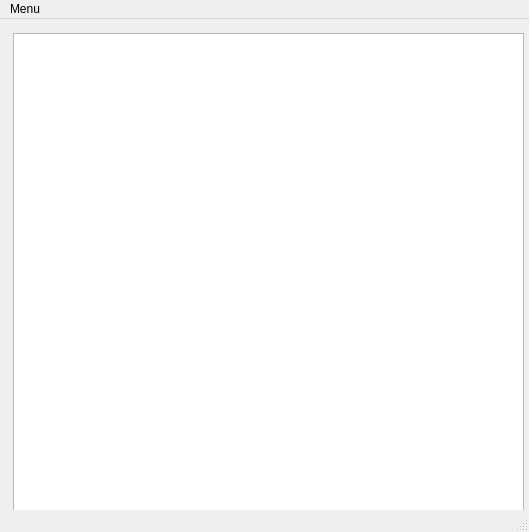
Old version of the form PersonneGUI/PersonneGUI.ui in the repository stdab2/stdab2.github.io.
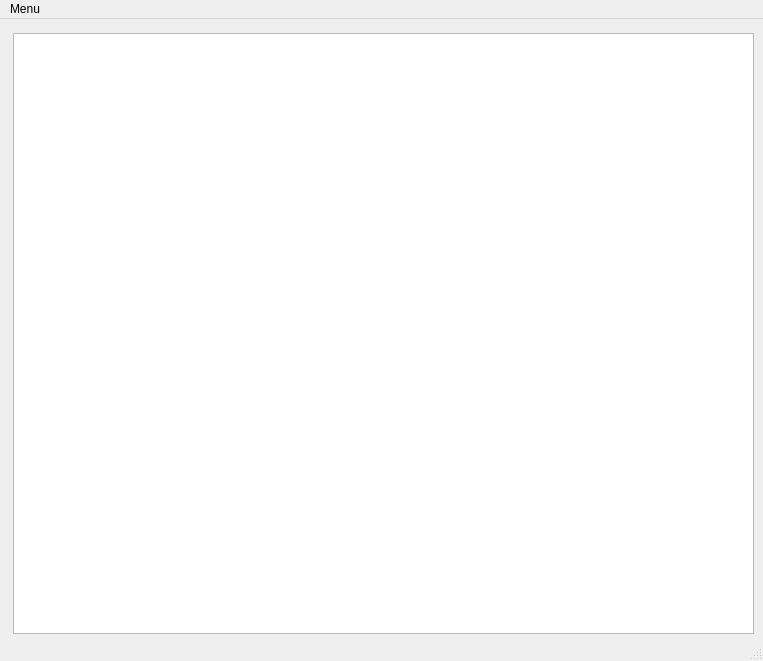
New version of the form.

The edit to the form file:
```diff
--- a/PersonneGUI/PersonneGUI.ui
+++ b/PersonneGUI/PersonneGUI.ui
@@ -6,8 +6,8 @@
    <rect>
     <x>0</x>
     <y>0</y>
-    <width>529</width>
-    <height>532</height>
+    <width>763</width>
+    <height>661</height>
    </rect>
   </property>
   <property name="windowTitle">
@@ -19,8 +19,8 @@
      <rect>
       <x>13</x>
       <y>14</y>
-      <width>511</width>
-      <height>481</height>
+      <width>741</width>
+      <height>601</height>
      </rect>
     </property>
    </widget>
@@ -30,7 +30,7 @@
     <rect>
      <x>0</x>
      <y>0</y>
-     <width>529</width>
+     <width>763</width>
      <height>22</height>
     </rect>
    </property>
```
Left out of the diff: 16 changed lines with no effect on the pictures.
